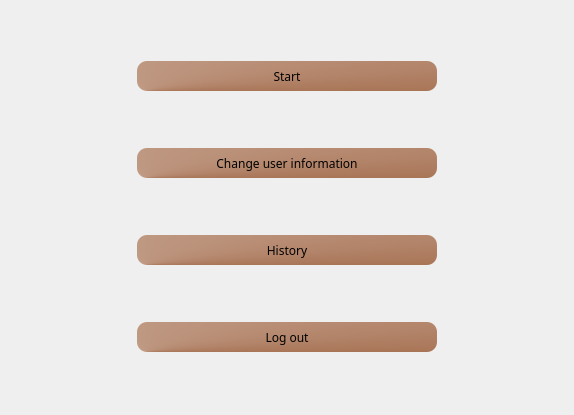
This is menu.ui in A-hmy/SkullKing_Endless-Loop_8 as Qt 5 draws it before an edit. The edited form follows.
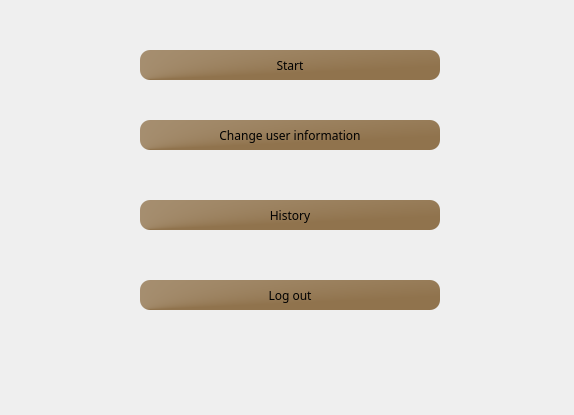
This is the edited form. Icons and pictures are not drawn.

Diff of the .ui file:
```diff
--- a/menu.ui
+++ b/menu.ui
@@ -19,8 +19,8 @@
   <widget class="QPushButton" name="Start_2">
    <property name="geometry">
     <rect>
-     <x>137</x>
-     <y>61</y>
+     <x>140</x>
+     <y>50</y>
      <width>300</width>
      <height>30</height>
     </rect>
@@ -43,7 +43,7 @@
     </font>
    </property>
    <property name="styleSheet">
-    <string notr="true">background-color: qconicalgradient(cx:0.029, cy:1, angle:0, stop:0 rgba(169, 117, 87, 255), stop:1 rgba(255, 255, 255, 255));
+    <string notr="true">background-color: qconicalgradient(cx:0, cy:1, angle:0, stop:0.0673077 rgba(144, 115, 77, 255), stop:1 rgba(255, 255, 255, 255));
 border-radius:10px;</string>
    </property>
    <property name="text">
@@ -53,8 +53,8 @@
   <widget class="QPushButton" name="Changeinformation_2">
    <property name="geometry">
     <rect>
-     <x>137</x>
-     <y>148</y>
+     <x>140</x>
+     <y>120</y>
      <width>300</width>
      <height>30</height>
     </rect>
@@ -77,7 +77,7 @@
     </font>
    </property>
    <property name="styleSheet">
-    <string notr="true">background-color: qconicalgradient(cx:0.029, cy:1, angle:0, stop:0 rgba(169, 117, 87, 255), stop:1 rgba(255, 255, 255, 255));
+    <string notr="true">background-color: qconicalgradient(cx:0, cy:1, angle:0, stop:0.0673077 rgba(144, 115, 77, 255), stop:1 rgba(255, 255, 255, 255));
 border-radius:10px;</string>
    </property>
    <property name="text">
@@ -87,8 +87,8 @@
   <widget class="QPushButton" name="History_2">
    <property name="geometry">
     <rect>
-     <x>137</x>
-     <y>235</y>
+     <x>140</x>
+     <y>200</y>
      <width>300</width>
      <height>30</height>
     </rect>
@@ -111,7 +111,7 @@
     </font>
    </property>
    <property name="styleSheet">
-    <string notr="true">background-color: qconicalgradient(cx:0.029, cy:1, angle:0, stop:0 rgba(169, 117, 87, 255), stop:1 rgba(255, 255, 255, 255));
+    <string notr="true">background-color: qconicalgradient(cx:0, cy:1, angle:0, stop:0.0673077 rgba(144, 115, 77, 255), stop:1 rgba(255, 255, 255, 255));
 border-radius:10px;</string>
    </property>
    <property name="text">
@@ -121,8 +121,8 @@
   <widget class="QPushButton" name="Logout_2">
    <property name="geometry">
     <rect>
-     <x>137</x>
-     <y>322</y>
+     <x>140</x>
+     <y>280</y>
      <width>300</width>
      <height>30</height>
     </rect>
@@ -145,7 +145,7 @@
     </font>
    </property>
    <property name="styleSheet">
-    <string notr="true">background-color: qconicalgradient(cx:0.029, cy:1, angle:0, stop:0 rgba(169, 117, 87, 255), stop:1 rgba(255, 255, 255, 255));
+    <string notr="true">background-color: qconicalgradient(cx:0, cy:1, angle:0, stop:0.0673077 rgba(144, 115, 77, 255), stop:1 rgba(255, 255, 255, 255));
 border-radius:10px;</string>
    </property>
    <property name="text">
```
Left out of the diff: 2 changed lines with no effect on the pictures.
